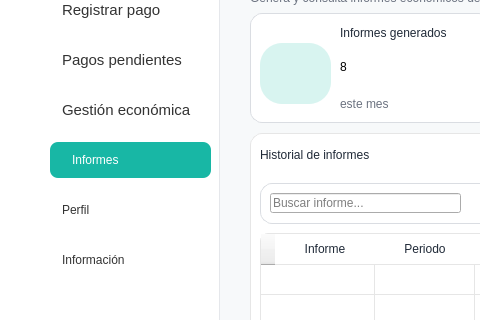
Before: the Qt Designer form Proyecto/src/vista/Ui/interfaz_contable_informes.ui in smonts01/Ingenieria-del-software, drawn with Qt 5; both pictures show x 0 to 480 and y 167 to 487 of the 1200 by 700 pixel window.
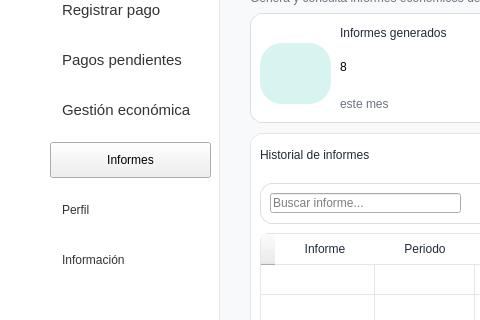
After: the same form once the commit is applied. Icons and pictures are not drawn.

Patch:
```diff
--- a/Proyecto/src/vista/Ui/interfaz_contable_informes.ui
+++ b/Proyecto/src/vista/Ui/interfaz_contable_informes.ui
@@ -174,7 +174,7 @@
     <property name="frameShape">
      <enum>QFrame::NoFrame</enum>
     </property>
-    <widget class="QPushButton" name="btnInicio">
+    <widget class="QPushButton" name="btnInformes">
      <property name="geometry">
       <rect>
        <x>50</x>
```
Left out of the diff: 35 changed lines with no effect on the pictures.
